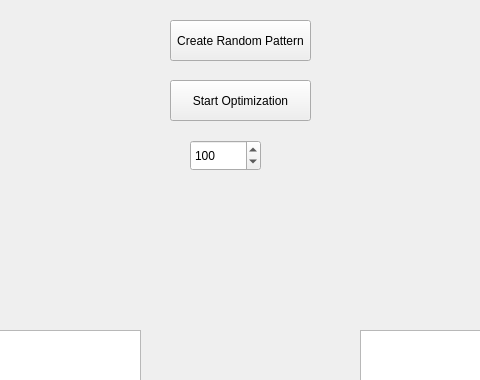
ahmetcihan/AI_Problem_Solver, file mainwindow.ui: the form before one commit; both pictures show x 180 to 660 and y 0 to 380 of the 861 by 552 pixel window.
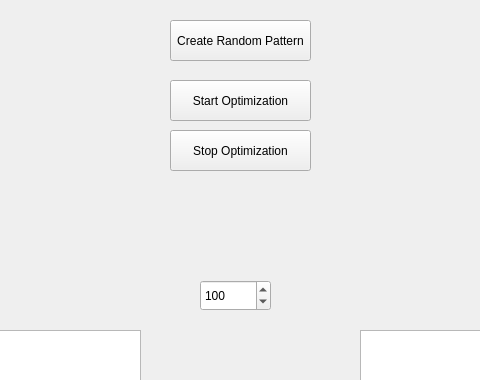
The form after the commit.

Commit message: stop button

```diff
--- a/mainwindow.ui
+++ b/mainwindow.ui
@@ -83,8 +83,8 @@
    <widget class="QSpinBox" name="spinBoxTickInterval">
     <property name="geometry">
      <rect>
-      <x>370</x>
-      <y>140</y>
+      <x>380</x>
+      <y>280</y>
       <width>71</width>
       <height>31</height>
      </rect>
@@ -96,6 +96,19 @@
      <number>100</number>
     </property>
    </widget>
+   <widget class="QPushButton" name="pushButton_stop_optimization">
+    <property name="geometry">
+     <rect>
+      <x>350</x>
+      <y>130</y>
+      <width>141</width>
+      <height>41</height>
+     </rect>
+    </property>
+    <property name="text">
+     <string>Stop Optimization</string>
+    </property>
+   </widget>
   </widget>
  </widget>
  <resources/>
```
The commit also changes 2 other files.
